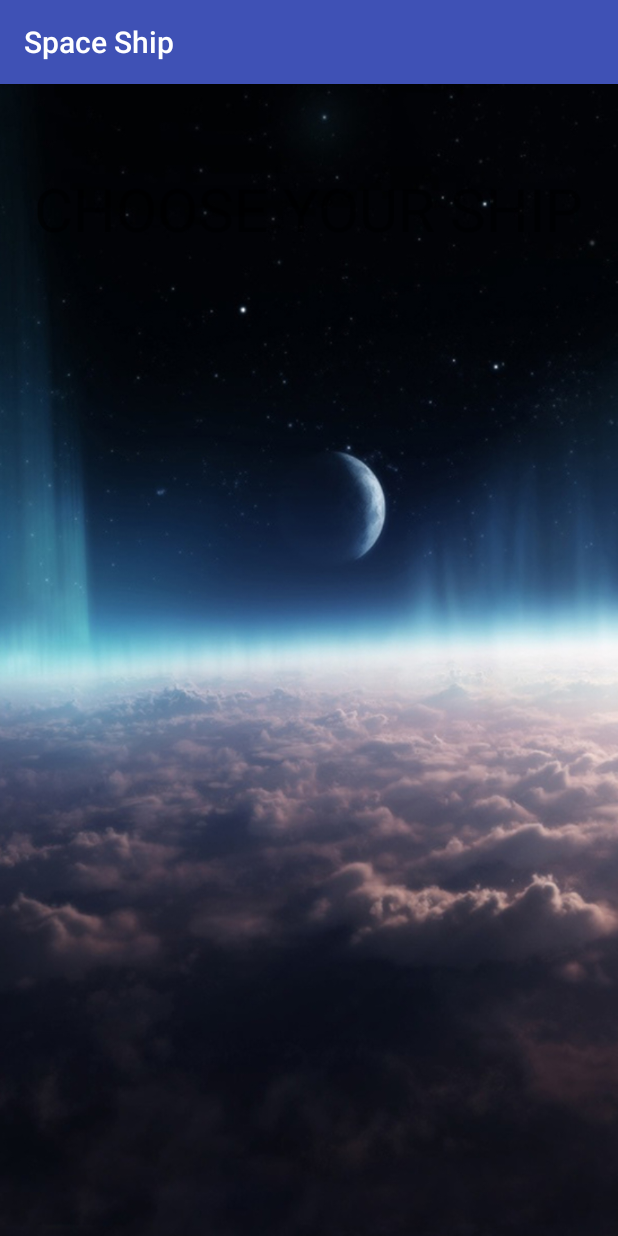
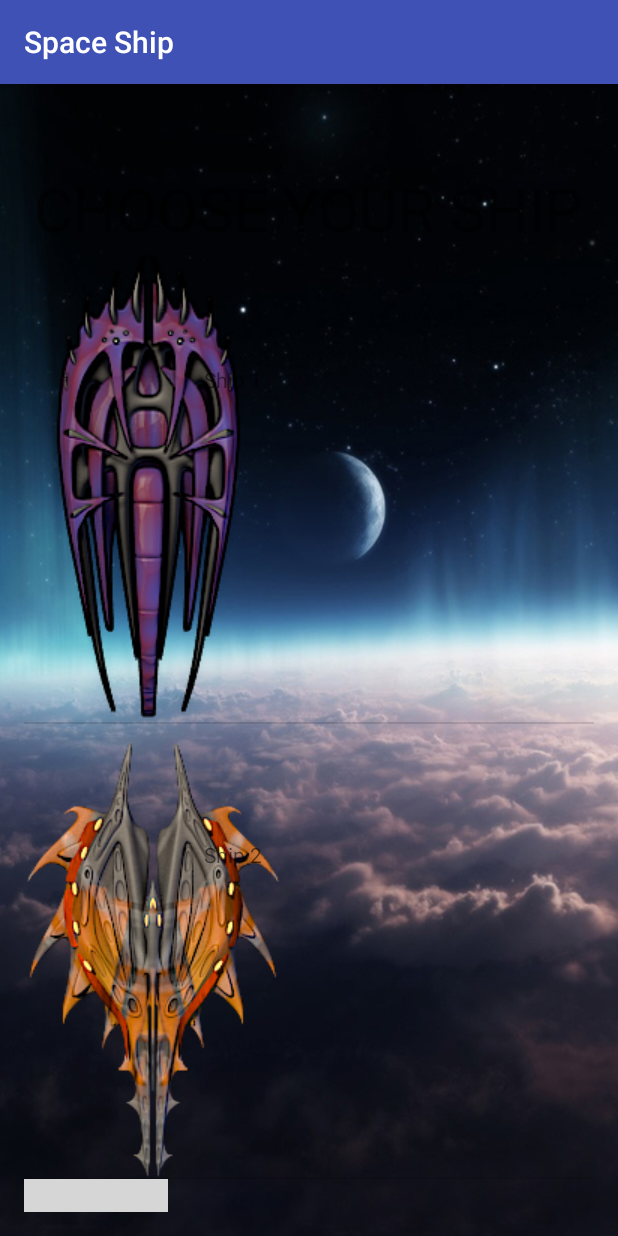
Before and after one commit to landtanin/Space-Ship, an Android app: the ChooseShip screen opened directly, with no data from a screen before it, on a phone screen of 412 x 824 dp. Run offline under Robolectric (Android 15) with nearby library versions, the phone set to English and light mode, and no system bars; grey boxes are pictures that could not be loaded.

Commit message:
finish list view

```diff
--- a/app/src/main/java/com/example/landtanin/spaceship/ChooseShip.java
+++ b/app/src/main/java/com/example/landtanin/spaceship/ChooseShip.java
@@ -1,9 +1,16 @@
 package com.example.landtanin.spaceship;
 
+import android.content.Context;
 import android.content.res.Resources;
 import android.os.Bundle;
 import android.support.v7.app.AppCompatActivity;
+import android.view.LayoutInflater;
+import android.view.View;
+import android.view.ViewGroup;
+import android.widget.ArrayAdapter;
+import android.widget.ImageView;
 import android.widget.ListView;
+import android.widget.TextView;
 
 public class ChooseShip extends AppCompatActivity {
 
@@ -20,9 +27,10 @@ public class ChooseShip extends AppCompatActivity {
         // Bind Widget
         bindWidget();
 
-        createListView();
+        resources();
 
-        resources();
+        myAdapter adapter = new myAdapter(this, shipName, shipImages);
+        shipListView.setAdapter(adapter);
 
     }
 
@@ -43,14 +51,38 @@ public class ChooseShip extends AppCompatActivity {
 
     }
 
-    private void createListView() {
-
-
-
-    }
-
     private void bindWidget() {
 
         shipListView = (ListView) findViewById(R.id.shiplistView);
     }
 }
+
+class myAdapter extends ArrayAdapter<String> {
+
+    Context context;
+    int[] images;
+    String[] titleArray;
+    myAdapter(Context c, String[] titles, int imgs[]) {
+
+        super(c, R.layout.single_row, R.id.textView, titles);
+        this.context=c;
+        this.images = imgs;
+        this.titleArray=titles;
+
+    }
+
+    @Override
+    public View getView(int position, View convertView, ViewGroup parent) {
+
+        LayoutInflater inflater = (LayoutInflater) context.getSystemService(Context.LAYOUT_INFLATER_SERVICE);
+        View row = inflater.inflate(R.layout.single_row, parent, false);
+        ImageView myImage = (ImageView) row.findViewById(R.id.imageView);
+        TextView myTitle = (TextView) row.findViewById(R.id.textView);
+
+        myImage.setImageResource(images[position]);
+        myTitle.setText(titleArray[position]);
+
+        return row;
+
+    }
+}
--- a/app/src/main/res/layout/single_row.xml
+++ b/app/src/main/res/layout/single_row.xml
@@ -6,7 +6,18 @@
         android:layout_width="wrap_content"
         android:layout_height="wrap_content"
         android:id="@+id/imageView"
+        android:src="@drawable/ship1"
         android:layout_alignParentTop="true"
-        android:layout_centerHorizontal="true"
-        android:src="@drawable/ship1" />
+        android:layout_alignParentLeft="true"
+        android:layout_alignParentStart="true" />
+
+    <TextView
+        android:layout_width="260dp"
+        android:layout_height="30dp"
+        android:text="New Text"
+        android:id="@+id/textView"
+        android:layout_alignParentTop="true"
+        android:layout_alignParentRight="true"
+        android:layout_alignParentEnd="true"
+        android:layout_marginTop="77dp" />
 </RelativeLayout>
```
